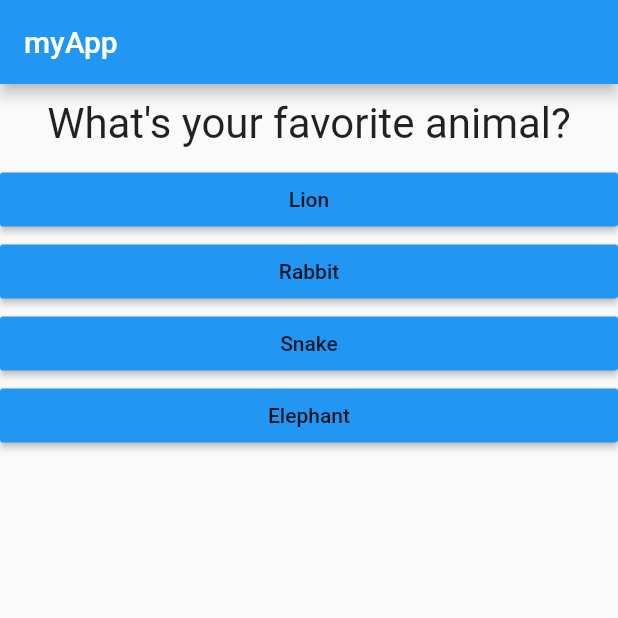
After one commit to smota/playground-flutter-course-myApp, a Flutter app: the screen it shows after launch, after a tap on "Black", on a phone screen of 412 x 824 dp, the top half of it. The commit adds this screen. Run offline on Flutter 3.47's test engine with Material 2 defaults, Android fonts, the phone set to English and light mode, and no system bars.

Commit message:
Final lesson

```diff
--- a/lib/main.dart
+++ b/lib/main.dart
@@ -1,6 +1,7 @@
 import 'package:flutter/material.dart';
-import './answer.dart';
-import './question.dart';
+
+import 'quiz.dart';
+import 'result.dart';
 
 void main() {
   runApp(MyApp());
@@ -16,22 +17,26 @@ class MyApp extends StatefulWidget {
 class _MyAppState extends State<MyApp> {
   var _questionIndex = 0;
 
-  var _questions = [
-    { 'questionText' : 'What\'s your favorite color',
-      'answers' : ['Black', 'Red', 'Green', 'White'],
+  static const _questions = const [
+    {
+      'questionText': 'What\'s your favorite color',
+      'answers': ['Black', 'Red', 'Green', 'White'],
     },
-    { 'questionText' : 'What\'s your favorite animal?',
-      'answers' : ['Lion', 'Rabbit', 'Snake', 'Elephant'],
+    {
+      'questionText': 'What\'s your favorite animal?',
+      'answers': ['Lion', 'Rabbit', 'Snake', 'Elephant'],
     },
-    { 'questionText' : 'Who is your favorite instructor?',
-      'answers' : ['Sam', 'Sam', 'Sam', 'Sam'],
+    {
+      'questionText': 'Who is your favorite instructor?',
+      'answers': ['Sam', 'Sam', 'Sam', 'Sam'],
     },
   ];
 
   void _answerQuestion() {
     setState(() {
-      _questionIndex =
-          _questionIndex < _questions.length - 1 ? _questionIndex + 1 : 0;
+      _questionIndex = _questionIndex < _questions.length - 1
+          ? _questionIndex + 1
+          : _questionIndex;
     });
     print("Answer selected");
   }
@@ -43,14 +48,12 @@ class _MyAppState extends State<MyApp> {
         appBar: AppBar(
           title: Text('myApp'),
         ),
-        body: Column(
-          children: <Widget>[
-            Question(_questions[_questionIndex]['questionText']),
-            ...(_questions[_questionIndex]['answers'] as List<String>).map((answer){
-              return Answer(_answerQuestion, answer);
-            }).toList(),
-          ],
-        ),
+        body: _questionIndex < _questions.length
+            ? Quiz(
+                questionList: _questions,
+                answerQuestion: _answerQuestion,
+                questionIndex: _questionIndex)
+            : Result(),
       ),
     );
   }
--- /dev/null
+++ b/lib/quiz.dart
@@ -0,0 +1,29 @@
+import 'package:flutter/material.dart';
+
+import 'answer.dart';
+import 'question.dart';
+
+class Quiz extends StatelessWidget {
+
+  final List<Map<String, Object>> questionList;
+  final int questionIndex;
+  final Function answerQuestion;
+
+  Quiz({
+        @required this.questionList,
+        @required this.answerQuestion,
+        @required this.questionIndex });
+
+  @override
+  Widget build(BuildContext context) {
+    return Column(
+                children: <Widget>[
+                  Question(questionList[questionIndex]['questionText']),
+                  ...(questionList[questionIndex]['answers'] as List<String>)
+                      .map((answer) {
+                    return Answer(answerQuestion, answer);
+                  }).toList(),
+                ],
+      );
+  }
+}
--- /dev/null
+++ b/lib/result.dart
@@ -0,0 +1,8 @@
+import 'package:flutter/material.dart';
+
+class Result extends StatelessWidget {
+  @override
+  Widget build(BuildContext context) {
+    return Center(child: Text("You did it!"));
+  }
+}
```
Also changed, not shown: 4 other files.
